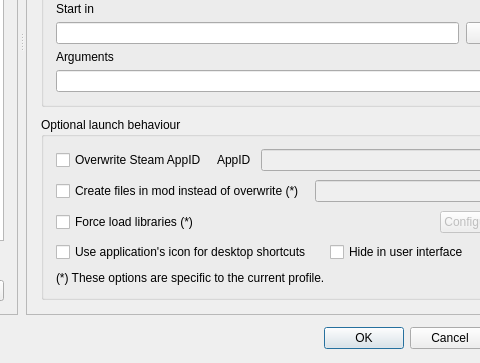
ArialSenki/MO2-Revamped, file source/modorganizer/src/editexecutablesdialog.ui: the form before one commit; both pictures show x 328 to 808 and y 337 to 700 of the 920 by 700 pixel window.
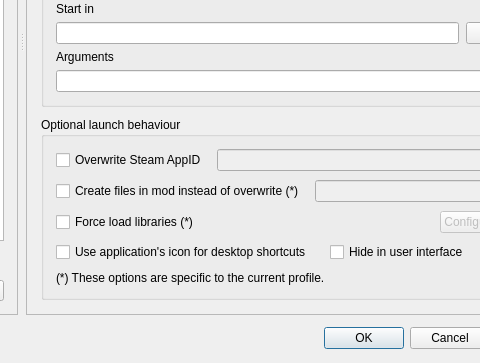
The form after the commit. Icons and pictures are not drawn.

```diff
--- a/source/modorganizer/src/editexecutablesdialog.ui
+++ b/source/modorganizer/src/editexecutablesdialog.ui
@@ -536,13 +536,6 @@
                   </property>
                  </widget>
                 </item>
-                <item>
-                 <widget class="QLabel" name="steamAppIdLabel">
-                  <property name="text">
-                   <string>AppID</string>
-                  </property>
-                 </widget>
-                </item>
                 <item>
                  <widget class="QLineEdit" name="steamAppID">
                   <property name="enabled">
```
